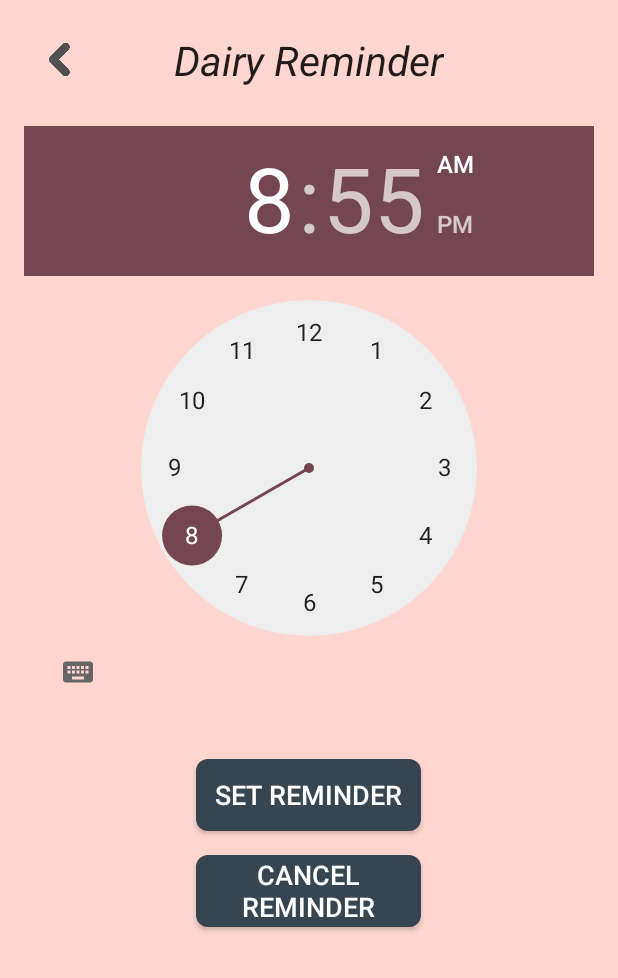
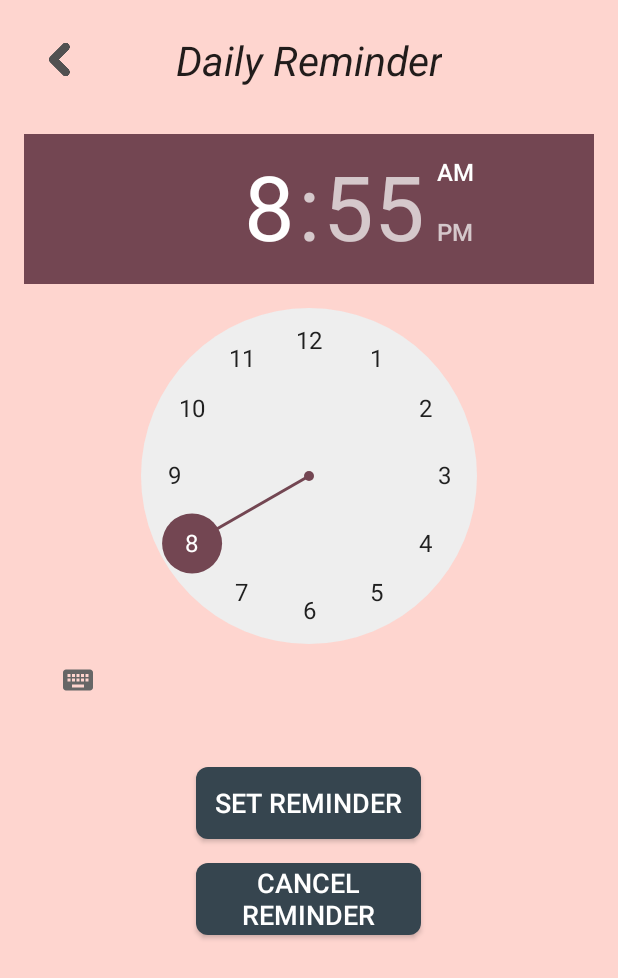
Before and after one commit to xEvl7/Mood-Tracker, an Android app: the Reminder screen opened directly, with no data from a screen before it, on a phone screen of 412 x 824 dp. Shown: the top 978 px of the screen. Run offline under Robolectric (Android 15) with nearby library versions, the phone set to English and light mode, and no system bars.

Commit message:
change something

```diff
--- a/app/src/main/res/layout/activity_reminder.xml
+++ b/app/src/main/res/layout/activity_reminder.xml
@@ -19,11 +19,14 @@
         android:layout_width="wrap_content"
         android:layout_height="wrap_content"
         android:layout_centerHorizontal="true"
-        android:text="Dairy Reminder"
+        android:layout_marginStart="5dp"
         android:layout_marginTop="5dp"
-        android:textStyle="italic"
+        android:layout_marginEnd="5dp"
+        android:layout_marginBottom="5dp"
+        android:text="Daily Reminder"
         android:textAppearance="?android:textAppearanceLarge"
-        android:textSize="27dp" />
+        android:textSize="27dp"
+        android:textStyle="italic" />
 
     <TimePicker
         android:id="@+id/time_picker"
--- a/app/src/main/res/layout/activity_summary_page.xml
+++ b/app/src/main/res/layout/activity_summary_page.xml
@@ -25,6 +25,7 @@
             android:src="@drawable/arrow" />
 
         <TextView
+            android:id="@+id/tv1"
             android:layout_width = "match_parent"
             android:layout_height = "60dp"
             android:gravity ="center"
@@ -33,6 +34,7 @@
             android:textSize="40dp"/>
 
         <TextView
+            android:id="@+id/tv2"
             android:layout_width = "match_parent"
             android:layout_height = "50dp"
             android:layout_margin="30dp"
@@ -47,6 +49,7 @@
             android:layout_height="400dp" />
 
         <TextView
+            android:id="@+id/tv3"
             android:layout_width = "match_parent"
             android:layout_height = "50dp"
             android:layout_margin="30dp"
@@ -61,6 +64,7 @@
             android:layout_height="550dp" />
 
         <TextView
+            android:id="@+id/tv4"
             android:layout_width = "match_parent"
             android:layout_height = "30dp"
             android:layout_margin="20dp"
```
Also changed, not shown: app/src/main/java/my/edu/utar/moodtracker/SummaryPage.java (+17 -0 lines).
